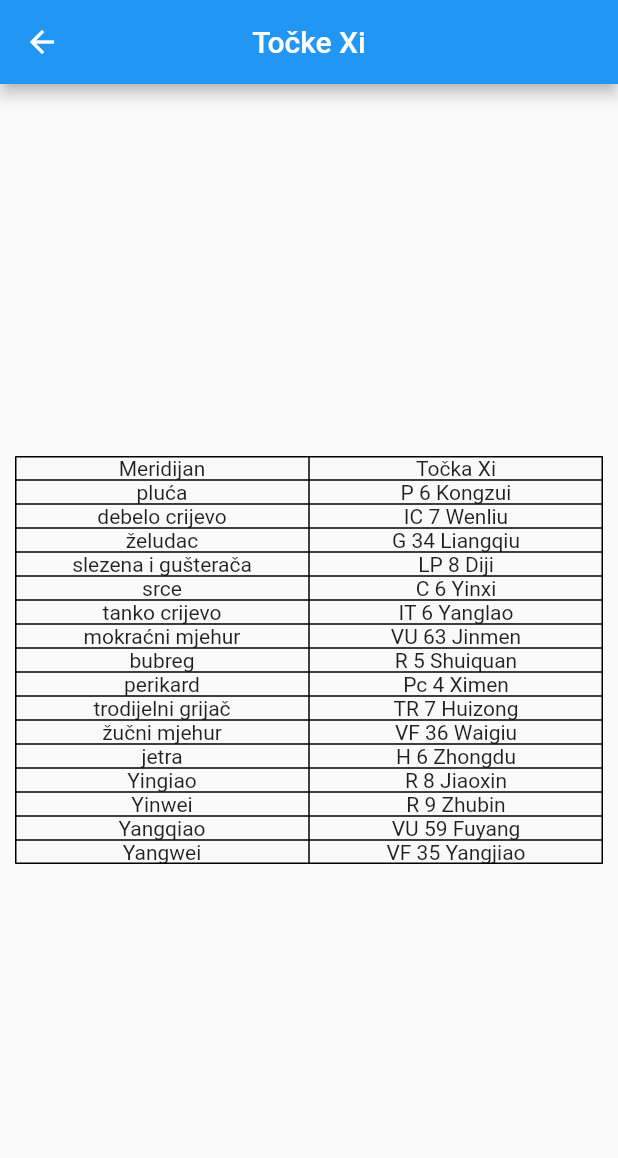
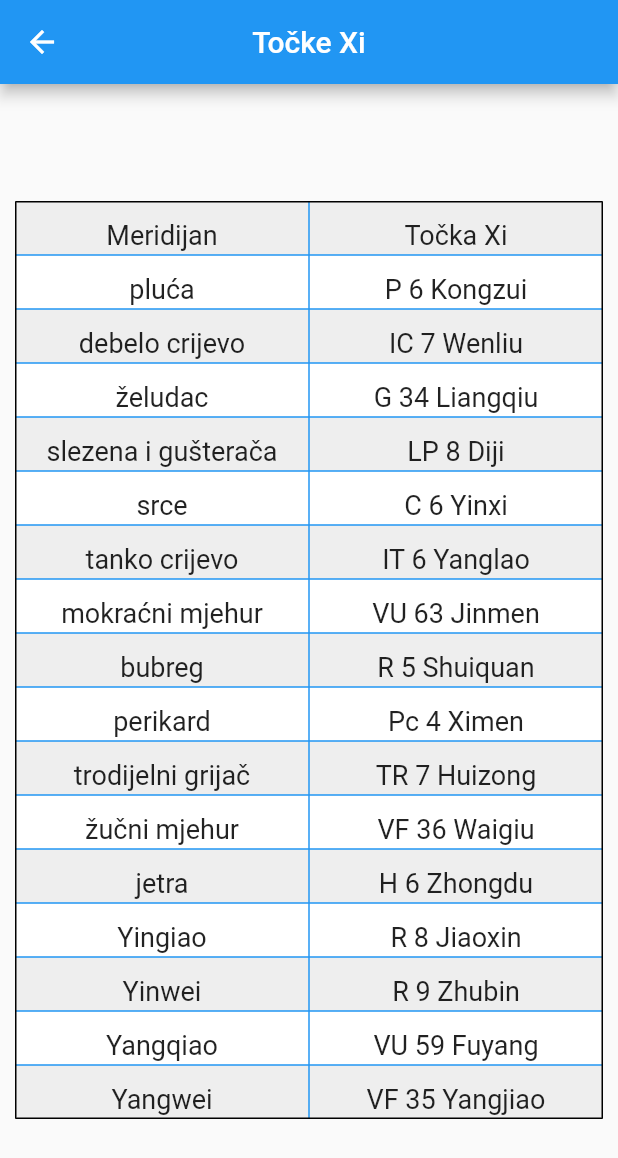
Before and after one commit to DarioSiroki/diacoder, a Flutter app: the TockeXi screen opened directly, on a phone screen of 412 x 824 dp. Shown: the top 1158 px of the screen. Run offline on Flutter 3.47's test engine with Material 2 defaults, Android fonts, the phone set to English and light mode, and no system bars.

Commit message:
extract table as separate component

```diff
--- /dev/null
+++ b/lib/components/diacoder_table.dart
@@ -0,0 +1,43 @@
+import "package:flutter/material.dart";
+
+class DiacoderTable extends StatelessWidget {
+  final List<List<String>> rows;
+
+  DiacoderTable(this.rows);
+
+  Widget _buildColumn(String text) {
+    return Column(
+      children: [Text(text, style: TextStyle(height: 2, fontSize: 18))],
+    );
+  }
+
+  List<Widget> _buildRow(List<String> row) {
+    return List.generate(row.length, (i) => this._buildColumn(row[i]));
+  }
+
+  @override
+  Widget build(BuildContext context) {
+    return Center(
+      child: Column(
+        mainAxisAlignment: MainAxisAlignment.center,
+        children: <Widget>[
+          Container(
+            margin: EdgeInsets.all(10),
+            child: Table(
+                defaultVerticalAlignment: TableCellVerticalAlignment.middle,
+                border: TableBorder.symmetric(
+                    inside: BorderSide(width: 1, color: Colors.blue),
+                    outside: BorderSide(width: 1)),
+                children: List.generate(
+                    this.rows.length,
+                    (i) => TableRow(
+                        decoration: BoxDecoration(
+                            color:
+                                i % 2 == 0 ? Colors.grey[200] : Colors.white),
+                        children: this._buildRow(this.rows[i])))),
+          )
+        ],
+      ),
+    );
+  }
+}
--- a/lib/views/shu_i_mu_tocke/tocke_shu_i_mu.dart
+++ b/lib/views/shu_i_mu_tocke/tocke_shu_i_mu.dart
@@ -1,34 +1,16 @@
 import "package:flutter/material.dart";
 import "lista_tocaka.dart";
+import "../../components/diacoder_table.dart";
 
 class TockeShuIMu extends StatelessWidget {
   @override
   Widget build(BuildContext context) {
     return Scaffold(
-      appBar: AppBar(
-        title: Text("Točke Shu i Mu"),
-        centerTitle: true,
-        // backgroundColor: Colors.white,
-      ),
-      body: Center(
-        child: Column(
-          mainAxisAlignment: MainAxisAlignment.center,
-          children: <Widget>[
-            Container(
-              margin: EdgeInsets.all(10),
-              child: Table(
-                  border: TableBorder.all(),
-                  children: tocke
-                      .map((row) => TableRow(children: [
-                            Column(children: [Text(row[0])]),
-                            Column(children: [Text(row[1])]),
-                            Column(children: [Text(row[2])])
-                          ]))
-                      .toList()),
-            )
-          ],
+        appBar: AppBar(
+          title: Text("Točke Shu i Mu"),
+          centerTitle: true,
+          // backgroundColor: Colors.white,
         ),
-      ),
-    );
+        body: DiacoderTable(tocke));
   }
 }
--- a/lib/views/xi_tocke/tocke_xi.dart
+++ b/lib/views/xi_tocke/tocke_xi.dart
@@ -1,33 +1,16 @@
 import "package:flutter/material.dart";
 import "lista_tocaka.dart";
+import "../../components/diacoder_table.dart";
 
 class TockeXi extends StatelessWidget {
   @override
   Widget build(BuildContext context) {
     return Scaffold(
-      appBar: AppBar(
-        title: Text("Točke Xi"),
-        centerTitle: true,
-        // backgroundColor: Colors.white,
-      ),
-      body: Center(
-        child: Column(
-          mainAxisAlignment: MainAxisAlignment.center,
-          children: <Widget>[
-            Container(
-              margin: EdgeInsets.all(10),
-              child: Table(
-                  border: TableBorder.all(),
-                  children: tocke
-                      .map((row) => TableRow(children: [
-                            Column(children: [Text(row[0])]),
-                            Column(children: [Text(row[1])]),
-                          ]))
-                      .toList()),
-            )
-          ],
+        appBar: AppBar(
+          title: Text("Točke Xi"),
+          centerTitle: true,
+          // backgroundColor: Colors.white,
         ),
-      ),
-    );
+        body: DiacoderTable(tocke));
   }
 }
```
